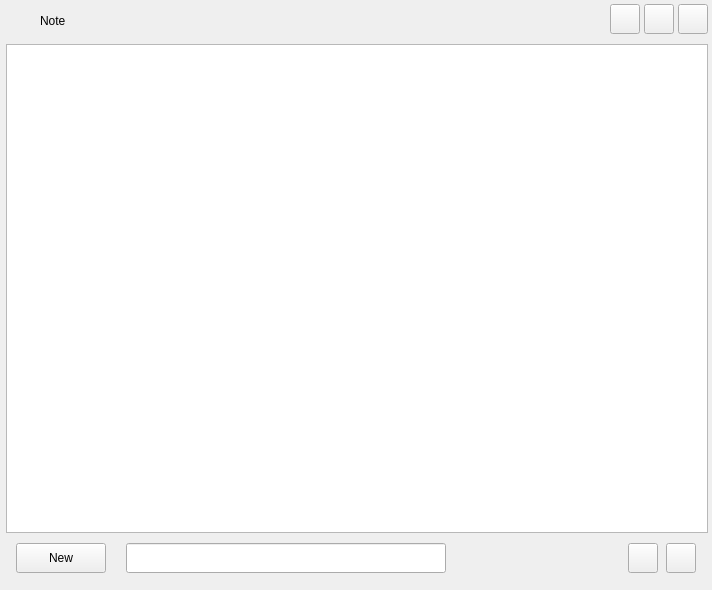
First picture: the form in src/plugins/ukui-notebook/widget.ui, repository ukui/ukui-sidebar, before the edit.
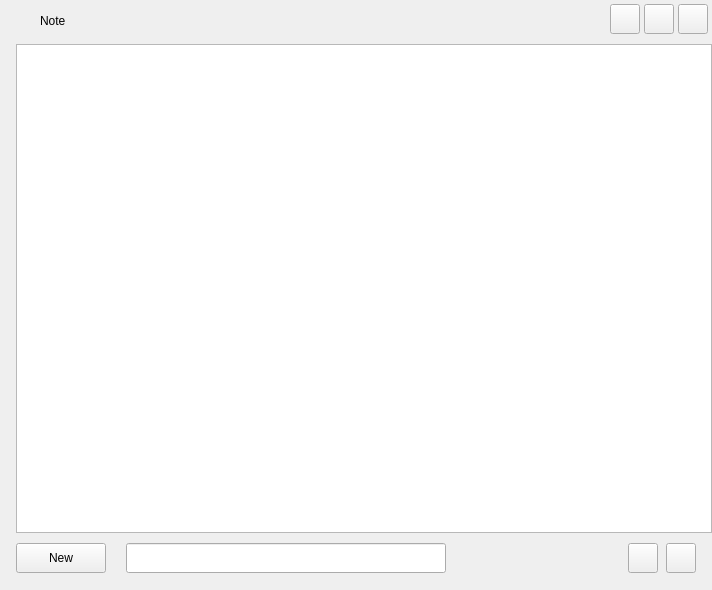
Second picture: the form after the edit. Icons and pictures are not drawn. Custom widgets are drawn as their Qt base class.

Commit message: resize item size

The edit to the form file:
```diff
--- a/src/plugins/ukui-notebook/widget.ui
+++ b/src/plugins/ukui-notebook/widget.ui
@@ -185,10 +185,10 @@
    <item>
     <layout class="QVBoxLayout" name="verticalLayout">
      <property name="leftMargin">
-      <number>6</number>
+      <number>16</number>
      </property>
      <property name="rightMargin">
-      <number>4</number>
+      <number>0</number>
      </property>
      <item>
       <widget class="NoteView" name="listView">
```
The commit also changes 1 other file.
